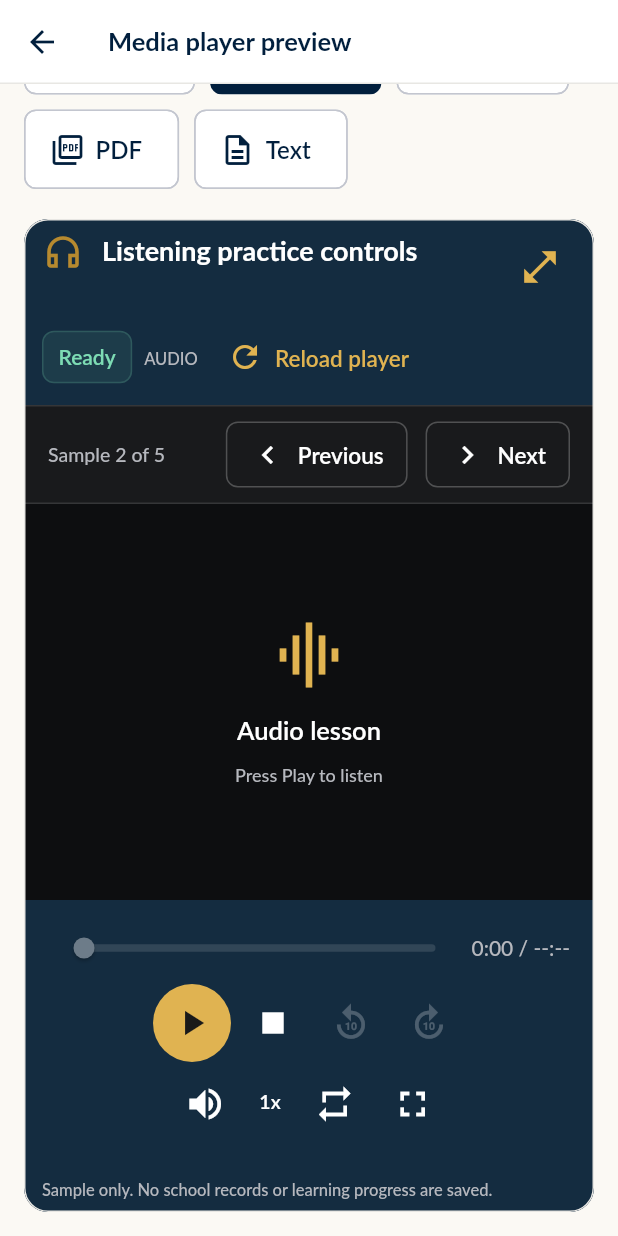
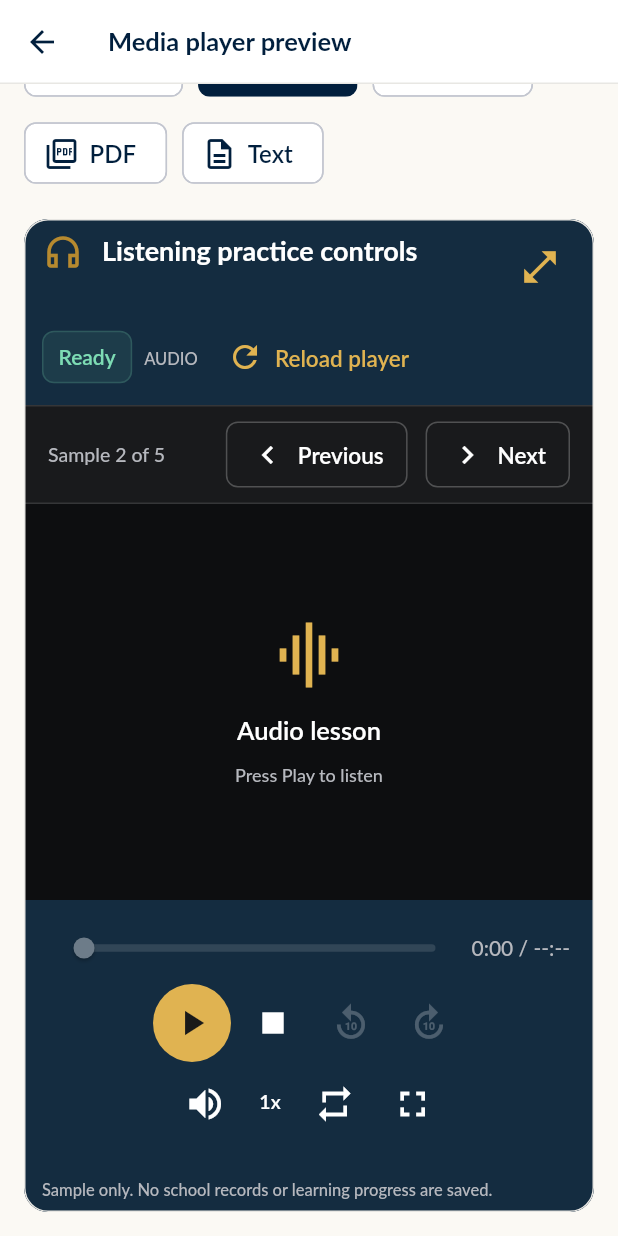
Before and after one commit to jemsi-442/madrasa, a Flutter app: the MediaPlayerPreviewPage widget shown alone on an empty page, opened directly, after a tap on "Audio", on a phone screen of 412 x 824 dp. Run offline on Flutter 3.47's test engine with Material 3 defaults, Android fonts, the phone set to English and light mode, and no system bars; our stand-ins replace font_awesome_flutter, video_player, web, webview_flutter; missing offline and left inert: dart:js_interop, dart:ui_web, pdfrx.

Commit message:
Reduce preview page clutter and tighten mobile media choices

```diff
--- a/frontend/lib/src/media_player_preview.dart
+++ b/frontend/lib/src/media_player_preview.dart
@@ -228,21 +228,6 @@ class _MediaPlayerPreviewPageState extends State<MediaPlayerPreviewPage> {
               ),
               const SizedBox(height: 12),
               if (!focusView) ...[
-                const Text(
-                  'Explore the media viewer',
-                  style: TextStyle(
-                    color: ink,
-                    fontSize: 28,
-                    height: 1.2,
-                    fontWeight: FontWeight.w700,
-                  ),
-                ),
-                const SizedBox(height: 10),
-                const Text(
-                  'Choose a sample to try the controls. Your learning records stay unchanged.',
-                  style: TextStyle(color: muted, fontSize: 16, height: 1.6),
-                ),
-                const SizedBox(height: 20),
                 Wrap(
                   spacing: 10,
                   runSpacing: 10,
@@ -253,10 +238,16 @@ class _MediaPlayerPreviewPageState extends State<MediaPlayerPreviewPage> {
                         selected: sample == value,
                         selectedColor: ink,
                         backgroundColor: Colors.white,
-                        padding: const EdgeInsets.symmetric(
-                          horizontal: 16,
-                          vertical: 14,
-                        ),
+                        materialTapTargetSize: MaterialTapTargetSize.padded,
+                        padding: MediaQuery.sizeOf(context).width < 600
+                            ? const EdgeInsets.symmetric(
+                                horizontal: 12,
+                                vertical: 8,
+                              )
+                            : const EdgeInsets.symmetric(
+                                horizontal: 16,
+                                vertical: 14,
+                              ),
                         labelStyle: TextStyle(
                           color: sample == value ? Colors.white : ink,
                           fontSize: 16,
```
Also changed, not shown: 1 other file.
